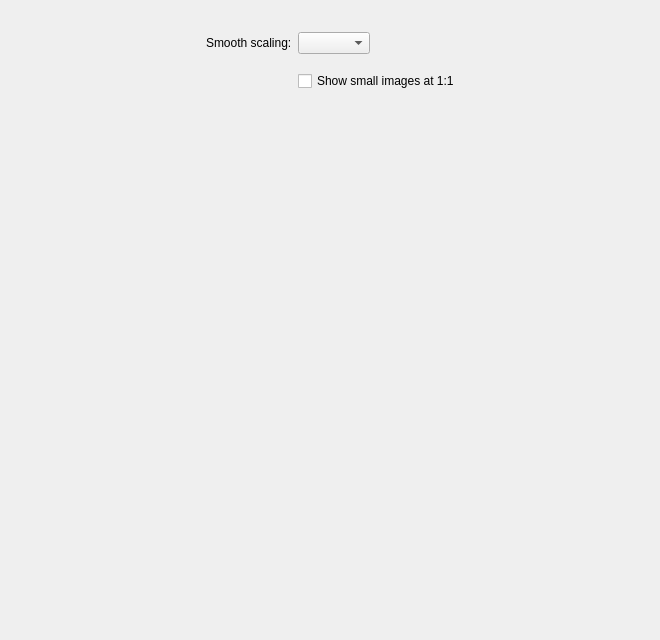
Qt form src/qvoptionsdialog.ui (inostarlin-passion/Fovelle) before a commit.
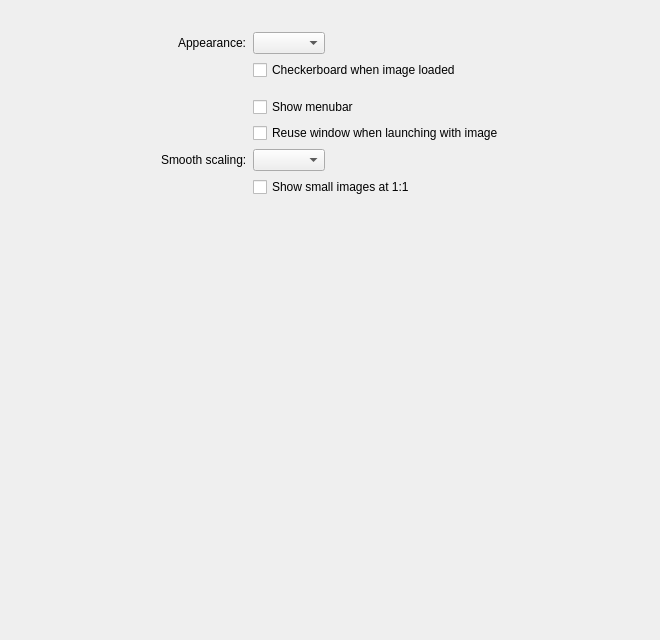
The same form after that commit. The open tabs and pages were chosen to show the change.

```diff
--- a/src/qvoptionsdialog.ui
+++ b/src/qvoptionsdialog.ui
@@ -75,7 +75,7 @@
            <x>0</x>
            <y>0</y>
            <width>482</width>
-           <height>543</height>
+           <height>460</height>
           </rect>
          </property>
          <property name="sizePolicy">
@@ -109,7 +109,7 @@
           <item row="0" column="0">
            <widget class="QLabel" name="themeLabel">
             <property name="text">
-             <string>Theme:</string>
+             <string>Appearance:</string>
             </property>
            </widget>
           </item>
@@ -136,98 +136,31 @@
             </property>
            </spacer>
           </item>
-          <item row="11" column="1">
+          <item row="3" column="1">
            <widget class="QCheckBox" name="menubarCheckbox">
             <property name="text">
              <string>Show menubar</string>
             </property>
            </widget>
           </item>
-          <item row="16" column="1">
-           <widget class="QCheckBox" name="slideshowKeepsWindowOnTopCheckbox">
-            <property name="text">
-             <string>Keep window on top during slideshow</string>
-            </property>
-           </widget>
-          </item>
-          <item row="17" column="1">
+          <item row="4" column="1">
            <widget class="QCheckBox" name="reuseWindowCheckbox">
             <property name="text">
              <string>Reuse window when launching with image</string>
             </property>
            </widget>
           </item>
-         </layout>
-        </widget>
-       </widget>
-       <widget class="QScrollArea" name="imageScrollArea">
-        <property name="frameShape">
-         <enum>QFrame::Shape::NoFrame</enum>
-        </property>
-        <property name="widgetResizable">
-         <bool>true</bool>
-        </property>
-        <widget class="QWidget" name="image">
-         <property name="geometry">
-          <rect>
-           <x>0</x>
-           <y>0</y>
-           <width>482</width>
-           <height>478</height>
-          </rect>
-         </property>
-         <property name="sizePolicy">
-          <sizepolicy hsizetype="Preferred" vsizetype="Fixed">
-           <horstretch>0</horstretch>
-           <verstretch>0</verstretch>
-          </sizepolicy>
-         </property>
-         <layout class="QFormLayout" name="imageLayout">
-          <property name="fieldGrowthPolicy">
-           <enum>QFormLayout::FieldGrowthPolicy::FieldsStayAtSizeHint</enum>
-          </property>
-          <property name="labelAlignment">
-           <set>Qt::AlignmentFlag::AlignRight|Qt::AlignmentFlag::AlignTrailing|Qt::AlignmentFlag::AlignVCenter</set>
-          </property>
-          <property name="formAlignment">
-           <set>Qt::AlignmentFlag::AlignHCenter|Qt::AlignmentFlag::AlignTop</set>
-          </property>
-          <property name="leftMargin">
-           <number>10</number>
-          </property>
-          <property name="topMargin">
-           <number>10</number>
-          </property>
-          <property name="rightMargin">
-           <number>10</number>
-          </property>
-          <property name="bottomMargin">
-           <number>10</number>
-          </property>
-          <item row="0" column="0">
+          <item row="5" column="0">
            <widget class="QLabel" name="label_2">
             <property name="text">
              <string>Smooth scaling:</string>
             </property>
            </widget>
           </item>
-          <item row="0" column="1">
+          <item row="5" column="1">
            <widget class="QComboBox" name="smoothScalingComboBox"/>
           </item>
-          <item row="3" column="1">
-           <spacer name="horizontalSpacer_2">
-            <property name="orientation">
-             <enum>Qt::Orientation::Horizontal</enum>
-            </property>
-            <property name="sizeHint" stdset="0">
-             <size>
-              <width>40</width>
-              <height>5</height>
-             </size>
-            </property>
-           </spacer>
-          </item>
-          <item row="7" column="1">
+          <item row="6" column="1">
            <widget class="QCheckBox" name="smallImagesOneToOneCheckbox">
             <property name="toolTip">
              <string>Show images smaller than the display area at their original 1:1 size</string>
@@ -237,7 +170,7 @@
             </property>
            </widget>
           </item>
-          <item row="12" column="1">
+          <item row="7" column="1">
            <spacer name="horizontalSpacer_9">
             <property name="orientation">
              <enum>Qt::Orientation::Horizontal</enum>
@@ -250,32 +183,6 @@
             </property>
            </spacer>
           </item>
-          <item row="15" column="1">
-           <spacer name="horizontalSpacer_10">
-            <property name="orientation">
-             <enum>Qt::Orientation::Horizontal</enum>
-            </property>
-            <property name="sizeHint" stdset="0">
-             <size>
-              <width>40</width>
-              <height>5</height>
-             </size>
-            </property>
-           </spacer>
-          </item>
-          <item row="17" column="1">
-           <spacer name="horizontalSpacer_11">
-            <property name="orientation">
-             <enum>Qt::Orientation::Horizontal</enum>
-            </property>
-            <property name="sizeHint" stdset="0">
-             <size>
-              <width>40</width>
-              <height>5</height>
-             </size>
-            </property>
-           </spacer>
-          </item>
          </layout>
         </widget>
        </widget>
```
Left out of the diff: 41 changed lines with no effect on the pictures.
